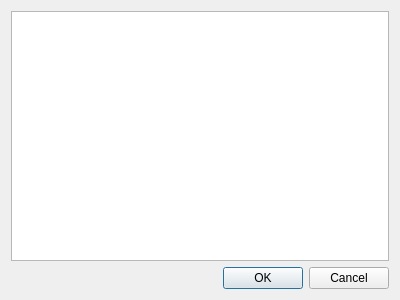
Qt form MultithreadingTest/ui/editelementdialog.ui (lukinalexeyg/Multithreading-test) before a commit.
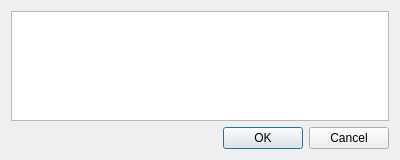
The same form after that commit.

```diff
--- a/MultithreadingTest/ui/editelementdialog.ui
+++ b/MultithreadingTest/ui/editelementdialog.ui
@@ -7,7 +7,7 @@
     <x>0</x>
     <y>0</y>
     <width>400</width>
-    <height>300</height>
+    <height>160</height>
    </rect>
   </property>
   <property name="windowTitle">
```
Left out of the diff: 3 changed lines with no effect on the pictures.
